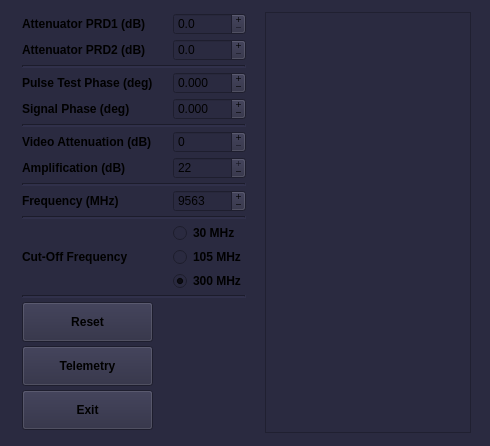
Above: atomize/control_center/gui/mw_main_window.ui from Anatoly1010/Atomize_NIOCH before the change. Below: the same form after it.
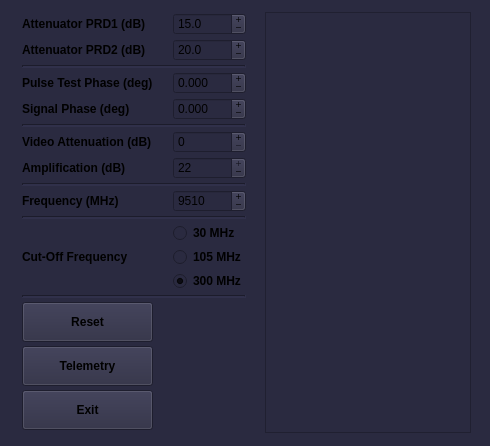
That is the form after the change.

Diff of the .ui file:
```diff
--- a/atomize/control_center/gui/mw_main_window.ui
+++ b/atomize/control_center/gui/mw_main_window.ui
@@ -104,7 +104,7 @@
          <double>0.500000000000000</double>
         </property>
         <property name="value">
-         <double>0.000000000000000</double>
+         <double>20.000000000000000</double>
         </property>
        </widget>
       </item>
@@ -212,7 +212,7 @@
          <double>0.500000000000000</double>
         </property>
         <property name="value">
-         <double>0.000000000000000</double>
+         <double>15.000000000000000</double>
         </property>
        </widget>
       </item>
@@ -530,7 +530,7 @@
          <number>12000</number>
         </property>
         <property name="value">
-         <number>9563</number>
+         <number>9510</number>
         </property>
        </widget>
       </item>
```
